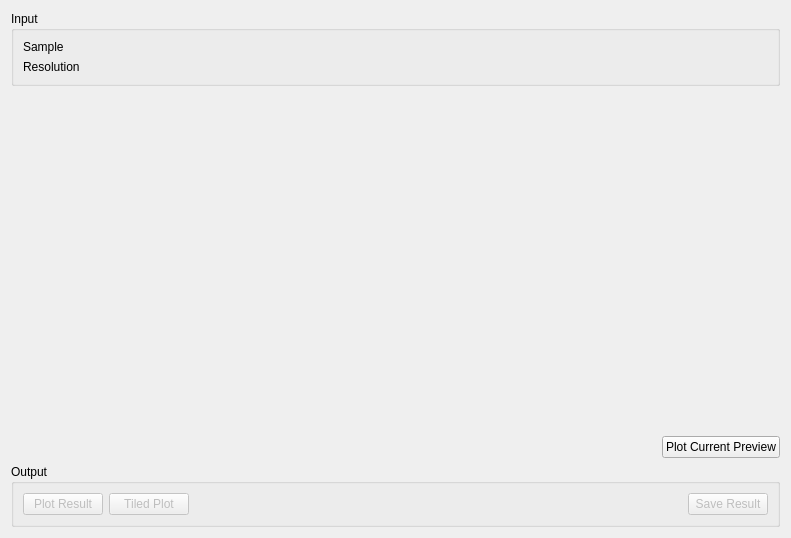
First picture: the form in qt/scientific_interfaces/Indirect/Iqt.ui, repository mantidproject/mantid, before the edit.
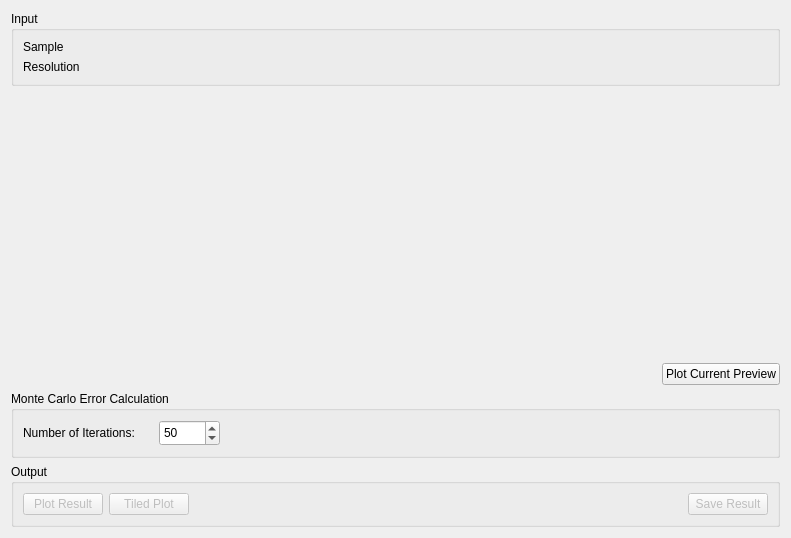
Second picture: the form after the edit. Custom widgets are drawn as their Qt base class.

```diff
--- a/qt/scientific_interfaces/Indirect/Iqt.ui
+++ b/qt/scientific_interfaces/Indirect/Iqt.ui
@@ -187,6 +187,53 @@
      </item>
     </layout>
    </item>
+   <item>
+    <widget class="QGroupBox" name="ErrorCalc">
+     <property name="minimumSize">
+      <size>
+       <width>0</width>
+       <height>65</height>
+      </size>
+     </property>
+     <property name="title">
+      <string>Monte Carlo Error Calculation</string>
+     </property>
+     <layout class="QHBoxLayout" name="horizontalLayout_2">
+      <item>
+       <widget class="QLabel" name="label">
+        <property name="maximumSize">
+         <size>
+          <width>130</width>
+          <height>16777215</height>
+         </size>
+        </property>
+        <property name="text">
+         <string>Number of Iterations:</string>
+        </property>
+       </widget>
+      </item>
+      <item alignment="Qt::AlignLeft">
+       <widget class="QSpinBox" name="spIterations">
+        <property name="minimumSize">
+         <size>
+          <width>60</width>
+          <height>26</height>
+         </size>
+        </property>
+        <property name="minimum">
+         <number>3</number>
+        </property>
+        <property name="maximum">
+         <number>10000</number>
+        </property>
+        <property name="value">
+         <number>50</number>
+        </property>
+       </widget>
+      </item>
+     </layout>
+    </widget>
+   </item>
    <item>
     <widget class="QGroupBox" name="gbOutput">
      <property name="title">
```
